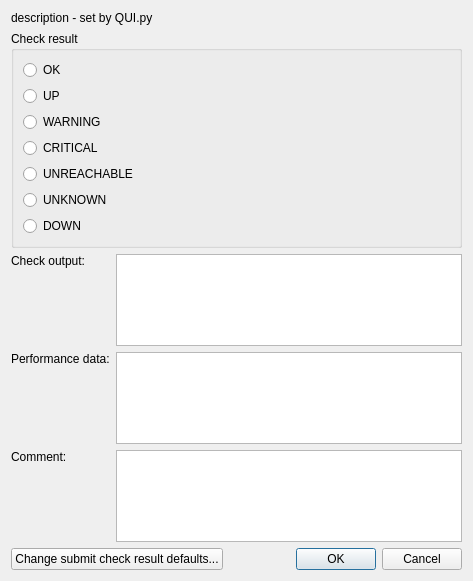
Qt form Nagstamon/Nagstamon/QUI/dialog_submit.ui (HenriWahl/Nagstamon) before a commit.
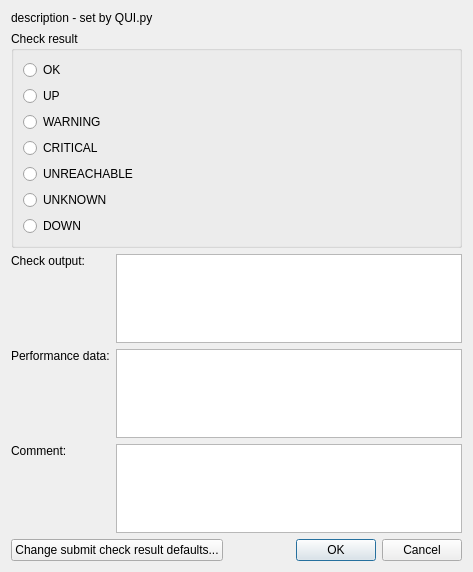
The same form after that commit.

Commit message: starting with submit check result action

Diff of the .ui file:
```diff
--- a/Nagstamon/Nagstamon/QUI/dialog_submit.ui
+++ b/Nagstamon/Nagstamon/QUI/dialog_submit.ui
@@ -7,9 +7,15 @@
     <x>0</x>
     <y>0</y>
     <width>473</width>
-    <height>581</height>
+    <height>572</height>
    </rect>
   </property>
+  <property name="maximumSize">
+   <size>
+    <width>16777215</width>
+    <height>16777215</height>
+   </size>
+  </property>
   <property name="windowTitle">
    <string>Submit check result</string>
   </property>
@@ -21,27 +27,6 @@
      </property>
     </widget>
    </item>
-   <item row="2" column="1">
-    <widget class="QTextEdit" name="input_textedit_check_output">
-     <property name="tabChangesFocus">
-      <bool>true</bool>
-     </property>
-    </widget>
-   </item>
-   <item row="6" column="1">
-    <widget class="QTextEdit" name="input_textedit_comment">
-     <property name="tabChangesFocus">
-      <bool>true</bool>
-     </property>
-    </widget>
-   </item>
-   <item row="4" column="1">
-    <widget class="QTextEdit" name="input_textedit_performance_data">
-     <property name="tabChangesFocus">
-      <bool>true</bool>
-     </property>
-    </widget>
-   </item>
    <item row="2" column="0" alignment="Qt::AlignTop">
     <widget class="QLabel" name="label_check_output">
      <property name="text">
@@ -142,6 +127,15 @@
      </item>
     </layout>
    </item>
+   <item row="2" column="1">
+    <widget class="QPlainTextEdit" name="input_textedit_check_output"/>
+   </item>
+   <item row="4" column="1">
+    <widget class="QPlainTextEdit" name="input_textedit_performance_data"/>
+   </item>
+   <item row="6" column="1">
+    <widget class="QPlainTextEdit" name="input_textedit_comment"/>
+   </item>
   </layout>
  </widget>
  <resources/>
```
The commit also changes 4 other files.
